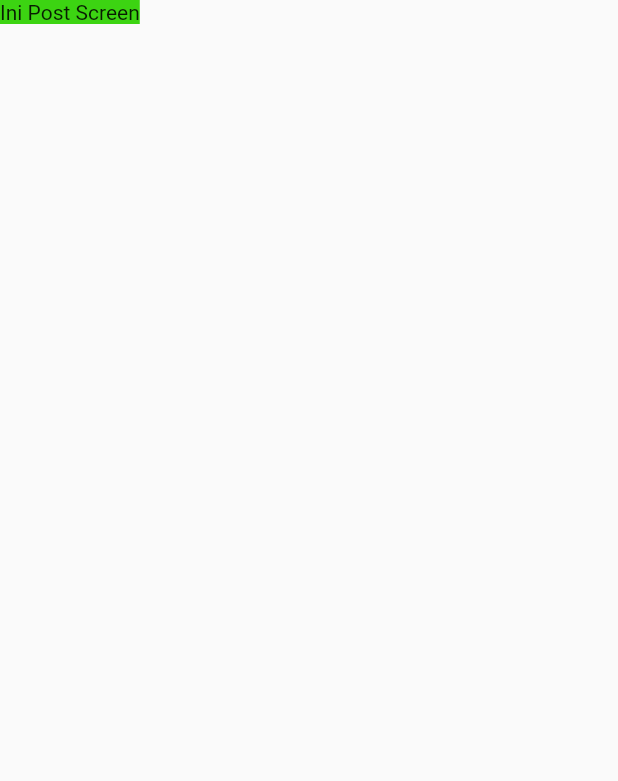
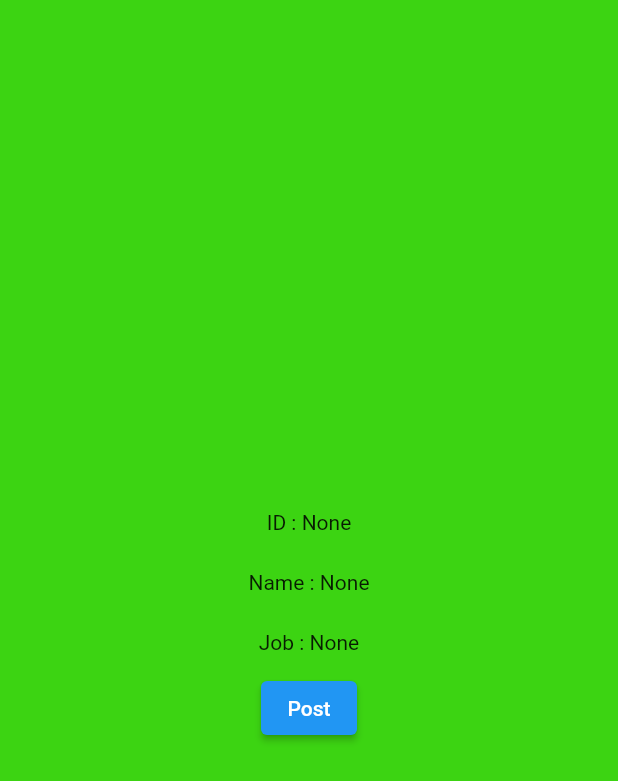
Before and after one commit to koplakzs/API-Testing, a Flutter app: the PostScreen screen opened by its route, on a phone screen of 412 x 824 dp. Shown: the top 781 px of the screen. Run offline on Flutter 3.47's test engine with Material 2 defaults, Android fonts, the light colour scheme and no system bars.

Commit message:
Penambahan Post Method Berhasil

```diff
--- a/lib/core/get_data_user.dart
+++ b/lib/core/get_data_user.dart
@@ -3,7 +3,7 @@ import 'package:http/http.dart' as http;
 import '../models/get_users.dart';
 
 Future gets() async {
-  var urlApi = 'https://reqres.in/api/users?page=1';
+  String urlApi = 'https://reqres.in/api/users?page=1';
   final response = await http.get(Uri.parse(urlApi));
 
   print(response.statusCode);
--- /dev/null
+++ b/lib/models/post_users.dart
@@ -0,0 +1,8 @@
+class PostUser {
+  String? name, job, id;
+  PostUser({this.name, this.job, this.id});
+
+  factory PostUser.fromJson(Map<String, dynamic> json) {
+    return PostUser(name: json['name'], job: json['job'], id: json['id']);
+  }
+}
--- a/lib/screen/post_screen.dart
+++ b/lib/screen/post_screen.dart
@@ -1,4 +1,8 @@
+import 'package:api_testing/core/post_data_user.dart';
+import 'package:api_testing/models/post_users.dart';
+import 'package:api_testing/widget/button.dart';
 import 'package:flutter/material.dart';
+import 'package:http/http.dart';
 
 class PostScreen extends StatefulWidget {
   const PostScreen({super.key});
@@ -8,13 +12,70 @@ class PostScreen extends StatefulWidget {
 }
 
 class _PostScreenState extends State<PostScreen> {
+  PostUser dataPost = PostUser();
+  // late Future PostUser(String name, String job);
+
+  // @override
+  // void initState() {
+  //   // TODO: implement initState
+  //   super.initState();
+  //   setState(() {
+  //     PostUser() = post(name, job)
+  //   });
+  // }
   @override
   Widget build(BuildContext context) {
     return Scaffold(
       body: Container(
-        color: const Color.fromARGB(255, 60, 212, 18),
-        child: const Text('Ini Post Screen'),
-      ),
+          color: const Color.fromARGB(255, 60, 212, 18),
+          child: Center(
+            child: Column(
+              mainAxisAlignment: MainAxisAlignment.center,
+              children: [
+                SizedBox(
+                  height: 40,
+                  child: Row(
+                    mainAxisAlignment: MainAxisAlignment.center,
+                    children: [
+                      const Text('ID : '),
+                      Text(dataPost.id == null ? "None" : '${dataPost.id}')
+                    ],
+                  ),
+                ),
+                SizedBox(
+                    height: 40,
+                    child: Row(
+                      mainAxisAlignment: MainAxisAlignment.center,
+                      children: [
+                        const Text('Name : '),
+                        Text(
+                            dataPost.name == null ? "None" : '${dataPost.name}')
+                      ],
+                    )),
+                SizedBox(
+                  height: 40,
+                  child: Row(
+                      mainAxisAlignment: MainAxisAlignment.center,
+                      children: [
+                        const Text('Job : '),
+                        Text(dataPost.job == null ? "None" : '${dataPost.job}')
+                      ]),
+                ),
+                Button(
+                    onPressed: () => {
+                          postData('Ridho Alfandi', 'Flutter Dev')
+                              .then((value) {
+                            // print(value);
+                            dataPost.id = value['id'];
+                            dataPost.job = value['job'];
+                            dataPost.name = value['name'];
+                            setState(() {});
+                          })
+                        },
+                    text: 'Post')
+              ],
+            ),
+          )),
     );
   }
 }
```
Also changed, not shown: lib/core/post_data_user.dart (added, +19 -0 lines).
